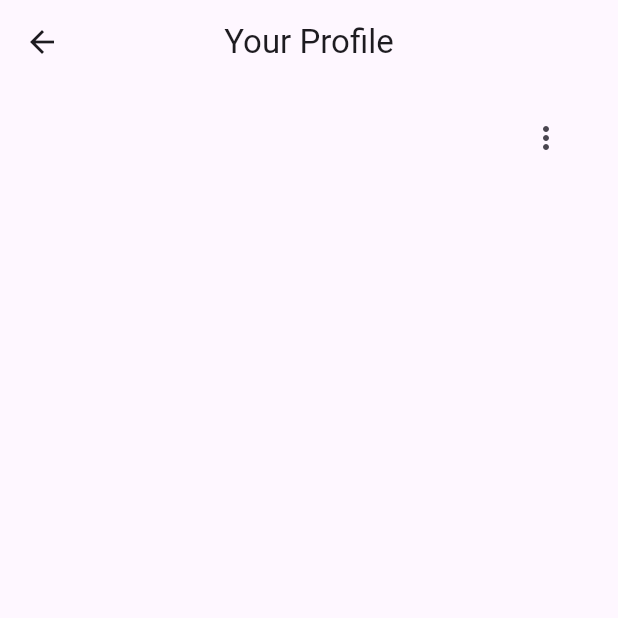
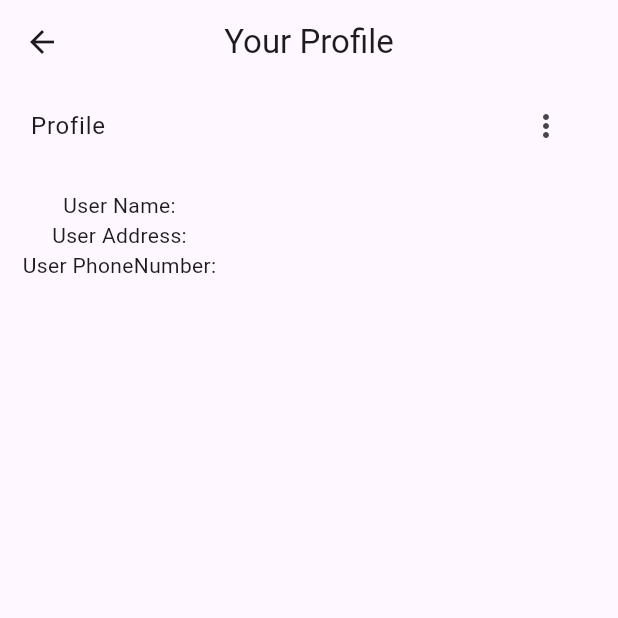
Before and after one commit to NirajKumar709/zomato_user, a Flutter app: the ProfilePage screen opened directly, on a phone screen of 412 x 824 dp, the top half of it. Run offline on Flutter 3.47's test engine with Material 3 defaults, Android fonts, the light colour scheme and no system bars; our stand-ins replace cloud_firestore, firebase_auth, firebase_core, geocoding, location, shared_preferences; accounts and stored records are empty.

Commit message:
In this bottomNavigationBar User Profile Data get and Data update done

```diff
--- a/lib/pages/profile_page.dart
+++ b/lib/pages/profile_page.dart
@@ -28,21 +28,23 @@ class _ProfilePageState extends State<ProfilePage> {
 
     dataStore = finalData;
     print("____________________________________________");
-    // dataStore.addAll(finalData);
 
     setState(() {});
   }
 
-  updateUserData({required String name, required String address}) {
+  updateUserData({
+    required String name,
+    required String address,
+    required String phoneNumber,
+  }) {
     FirebaseFirestore firestore = FirebaseFirestore.instance;
     firestore.collection("users").doc(globalDocId).update({
       "name": name,
       "address": address,
+      "phoneNumber": phoneNumber,
     });
 
     getUserData();
-
-    setState(() {});
   }
 
   @override
@@ -50,11 +52,13 @@ class _ProfilePageState extends State<ProfilePage> {
     return Scaffold(
       appBar: AppBar(title: Text("Your Profile"), centerTitle: true),
       body: Column(
+        crossAxisAlignment: CrossAxisAlignment.start,
         children: [
+          ListTile(
+            title:
                 dataStore.isNotEmpty
-              ? ListTile(
-                title: Text(dataStore["name"]),
-                subtitle: Text(dataStore["address"]),
+                    ? Text(dataStore["name"] + " Profile")
+                    : Center(child: CircularProgressIndicator()),
             trailing: PopupMenuButton(
               itemBuilder: (context) {
                 return [
@@ -67,6 +71,8 @@ class _ProfilePageState extends State<ProfilePage> {
                           TextEditingController nameEdit =
                               TextEditingController();
                           TextEditingController addressEdit =
+                              TextEditingController();
+                          TextEditingController phoneEdit =
                               TextEditingController();
 
                           return AlertDialog(
@@ -85,6 +91,13 @@ class _ProfilePageState extends State<ProfilePage> {
                                       hintText: "Address",
                                     ),
                                   ),
+                                  TextFormField(
+                                    keyboardType: TextInputType.number,
+                                    controller: phoneEdit,
+                                    decoration: InputDecoration(
+                                      hintText: "Phone Number",
+                                    ),
+                                  ),
                                 ],
                               ),
                             ),
@@ -94,6 +107,7 @@ class _ProfilePageState extends State<ProfilePage> {
                                   updateUserData(
                                     name: nameEdit.text,
                                     address: addressEdit.text,
+                                    phoneNumber: phoneEdit.text,
                                   );
                                   dataStore.clear();
                                   Navigator.pop(context);
@@ -109,8 +123,23 @@ class _ProfilePageState extends State<ProfilePage> {
                 ];
               },
             ),
+          ),
+          Padding(
+            padding: const EdgeInsets.all(15.0),
+            child:
+                dataStore.isNotEmpty
+                    ? Column(
+                      children: [
+                        Text("User Name: " + dataStore["name"]),
+                        Text("User Address: " + dataStore["address"]),
+                        Text(
+                          "User PhoneNumber: " +
+                              dataStore["phoneNumber"].toString(),
+                        ),
+                      ],
                     )
                     : Center(child: CircularProgressIndicator()),
+          ),
         ],
       ),
     );
```
Lines whose indentation alone changed are shown as unchanged.
